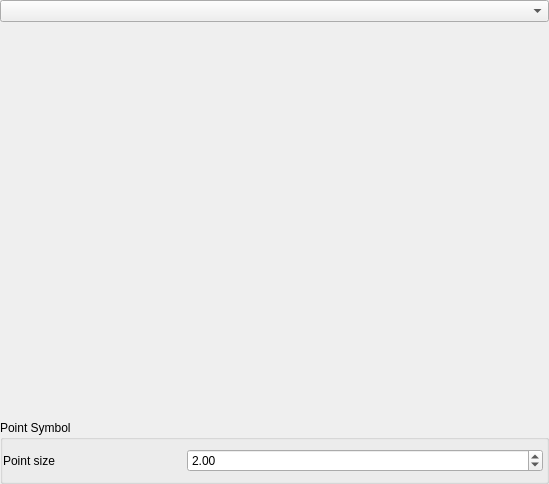
Above: src/ui/3d/qgspointcloud3dsymbolwidget.ui from qgis/QGIS before the change. Below: the same form after it.
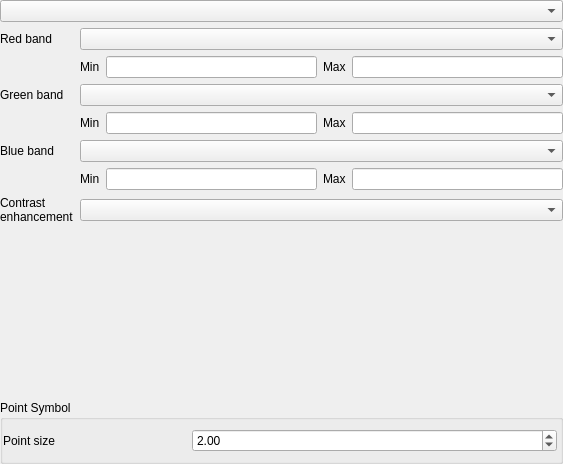
That is the form after the change. The open tabs and pages were chosen to show the change. Custom widgets are drawn as their Qt base class.

Commit message: Support contrast enhancement and manual selection of RGB attributes in 3d RBB point cloud renderer

Patch:
```diff
--- a/src/ui/3d/qgspointcloud3dsymbolwidget.ui
+++ b/src/ui/3d/qgspointcloud3dsymbolwidget.ui
@@ -6,8 +6,8 @@
    <rect>
     <x>0</x>
     <y>0</y>
-    <width>549</width>
-    <height>484</height>
+    <width>563</width>
+    <height>464</height>
    </rect>
   </property>
   <layout class="QGridLayout" name="gridLayout">
@@ -197,9 +197,233 @@
          </item>
         </layout>
        </item>
-       <item row="2" column="0" colspan="2">
-        <widget class="QgsColorRampShaderWidget" name="mColorRampShaderWidget" native="true"/>
+      </layout>
+     </widget>
+     <widget class="QWidget" name="rgbRendererPage">
+      <layout class="QVBoxLayout" name="verticalLayout">
+       <property name="leftMargin">
+        <number>0</number>
+       </property>
+       <property name="topMargin">
+        <number>0</number>
+       </property>
+       <property name="rightMargin">
+        <number>0</number>
+       </property>
+       <item>
+        <layout class="QGridLayout" name="gridLayout_4">
+         <item row="6" column="0">
+          <widget class="QLabel" name="mContrastEnhancementAlgorithmLabel">
+           <property name="text">
+            <string>Contrast
+enhancement</string>
+           </property>
+          </widget>
+         </item>
+         <item row="0" column="0">
+          <widget class="QLabel" name="mRedBandLabel">
+           <property name="text">
+            <string>Red band</string>
+           </property>
+          </widget>
+         </item>
+         <item row="6" column="1" colspan="4">
+          <widget class="QComboBox" name="mContrastEnhancementAlgorithmComboBox"/>
+         </item>
+         <item row="1" column="1">
+          <widget class="QLabel" name="mRedMinLabel">
+           <property name="sizePolicy">
+            <sizepolicy hsizetype="Preferred" vsizetype="Preferred">
+             <horstretch>0</horstretch>
+             <verstretch>0</verstretch>
+            </sizepolicy>
+           </property>
+           <property name="text">
+            <string>Min</string>
+           </property>
+           <property name="alignment">
+            <set>Qt::AlignLeading|Qt::AlignLeft|Qt::AlignVCenter</set>
+           </property>
+          </widget>
+         </item>
+         <item row="1" column="3">
+          <widget class="QLabel" name="mRedMaxLabel">
+           <property name="sizePolicy">
+            <sizepolicy hsizetype="Preferred" vsizetype="Preferred">
+             <horstretch>0</horstretch>
+             <verstretch>0</verstretch>
+            </sizepolicy>
+           </property>
+           <property name="text">
+            <string>Max</string>
+           </property>
+           <property name="alignment">
+            <set>Qt::AlignLeading|Qt::AlignLeft|Qt::AlignVCenter</set>
+           </property>
+          </widget>
+         </item>
+         <item row="1" column="2">
+          <widget class="QLineEdit" name="mRedMinLineEdit">
+           <property name="maxLength">
+            <number>16</number>
+           </property>
+          </widget>
+         </item>
+         <item row="0" column="1" colspan="4">
+          <widget class="QgsPointCloudAttributeComboBox" name="mRedAttributeComboBox"/>
+         </item>
+         <item row="5" column="1">
+          <widget class="QLabel" name="mBlueMinLabel">
+           <property name="sizePolicy">
+            <sizepolicy hsizetype="Preferred" vsizetype="Preferred">
+             <horstretch>0</horstretch>
+             <verstretch>0</verstretch>
+            </sizepolicy>
+           </property>
+           <property name="text">
+            <string>Min</string>
+           </property>
+           <property name="alignment">
+            <set>Qt::AlignLeading|Qt::AlignLeft|Qt::AlignVCenter</set>
+           </property>
+          </widget>
+         </item>
+         <item row="5" column="3">
+          <widget class="QLabel" name="mBlueMaxLabel">
+           <property name="sizePolicy">
+            <sizepolicy hsizetype="Preferred" vsizetype="Preferred">
+             <horstretch>0</horstretch>
+             <verstretch>0</verstretch>
+            </sizepolicy>
+           </property>
+           <property name="text">
+            <string>Max</string>
+           </property>
+           <property name="alignment">
+            <set>Qt::AlignLeading|Qt::AlignLeft|Qt::AlignVCenter</set>
+           </property>
+          </widget>
+         </item>
+         <item row="2" column="1" colspan="4">
+          <widget class="QgsPointCloudAttributeComboBox" name="mGreenAttributeComboBox"/>
+         </item>
+         <item row="3" column="1">
+          <widget class="QLabel" name="mGreenMinLabel">
+           <property name="sizePolicy">
+            <sizepolicy hsizetype="Preferred" vsizetype="Preferred">
+             <horstretch>0</horstretch>
+             <verstretch>0</verstretch>
+            </sizepolicy>
+           </property>
+           <property name="text">
+            <string>Min</string>
+           </property>
+           <property name="alignment">
+            <set>Qt::AlignLeading|Qt::AlignLeft|Qt::AlignVCenter</set>
+           </property>
+          </widget>
+         </item>
+         <item row="3" column="3">
+          <widget class="QLabel" name="mGreenMaxLabel">
+           <property name="sizePolicy">
+            <sizepolicy hsizetype="Preferred" vsizetype="Preferred">
+             <horstretch>0</horstretch>
+             <verstretch>0</verstretch>
+            </sizepolicy>
+           </property>
+           <property name="text">
+            <string>Max</string>
+           </property>
+           <property name="alignment">
+            <set>Qt::AlignLeading|Qt::AlignLeft|Qt::AlignVCenter</set>
+           </property>
+          </widget>
+         </item>
+         <item row="4" column="1" colspan="4">
+          <widget class="QgsPointCloudAttributeComboBox" name="mBlueAttributeComboBox"/>
+         </item>
+         <item row="1" column="4">
+          <widget class="QLineEdit" name="mRedMaxLineEdit">
+           <property name="maxLength">
+            <number>16</number>
+           </property>
+          </widget>
+         </item>
+         <item row="3" column="2">
+          <widget class="QLineEdit" name="mGreenMinLineEdit">
+           <property name="maxLength">
+            <number>16</number>
+           </property>
+          </widget>
+         </item>
+         <item row="4" column="0">
+          <widget class="QLabel" name="mBlueBandLabel">
+           <property name="sizePolicy">
+            <sizepolicy hsizetype="Preferred" vsizetype="Preferred">
+             <horstretch>0</horstretch>
+             <verstretch>0</verstretch>
+            </sizepolicy>
+           </property>
+           <property name="text">
+            <string>Blue band</string>
+           </property>
+           <property name="alignment">
+            <set>Qt::AlignLeading|Qt::AlignLeft|Qt::AlignVCenter</set>
+           </property>
+          </widget>
+         </item>
+         <item row="5" column="2">
+          <widget class="QLineEdit" name="mBlueMinLineEdit">
+           <property name="maxLength">
+            <number>16</number>
+           </property>
+          </widget>
+         </item>
+         <item row="5" column="4">
+          <widget class="QLineEdit" name="mBlueMaxLineEdit">
+           <property name="maxLength">
+            <number>16</number>
+           </property>
+          </widget>
+         </item>
+         <item row="2" column="0">
+          <widget class="QLabel" name="mGreenBandLabel">
+           <property name="sizePolicy">
+            <sizepolicy hsizetype="Preferred" vsizetype="Preferred">
+             <horstretch>0</horstretch>
+             <verstretch>0</verstretch>
+            </sizepolicy>
+           </property>
+           <property name="text">
+            <string>Green band</string>
+           </property>
+           <property name="alignment">
+            <set>Qt::AlignLeading|Qt::AlignLeft|Qt::AlignVCenter</set>
+           </property>
+          </widget>
+         </item>
+         <item row="3" column="4">
+          <widget class="QLineEdit" name="mGreenMaxLineEdit">
+           <property name="maxLength">
+            <number>16</number>
+           </property>
+          </widget>
+         </item>
+        </layout>
        </item>
+       <item>
+        <spacer name="verticalSpacer">
+         <property name="orientation">
+          <enum>Qt::Vertical</enum>
+         </property>
+         <property name="sizeHint" stdset="0">
+          <size>
+           <width>20</width>
+           <height>40</height>
+          </size>
+         </property>
+        </spacer>
+       </item>
       </layout>
      </widget>
      <widget class="QWidget" name="rgbRendererPage"/>
```
Left out of the diff: 34 changed lines with no effect on the pictures. The commit also changes 6 other files.
